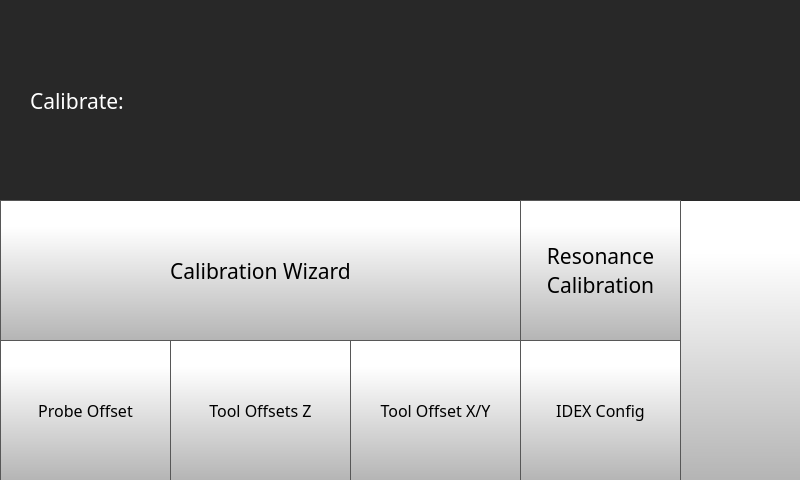
FracktalWorks/ControlCenter, file octoprint_ControlCenter/ui/calibrate_screen/calibrate_screen.ui: the form before one commit.
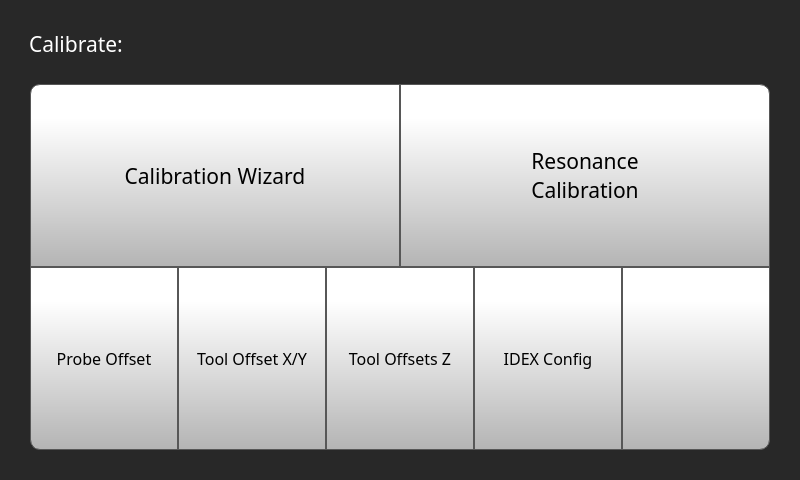
The form after the commit. Icons and pictures are not drawn.

Commit message:
Adapt calibration workflow for single/dual nozzle
Calibration logic now detects single nozzle printers and skips dual nozzle-specific steps, such as nozzle height calibration, tool offset, and unnecessary heater management. The UI layout for calibration was refactored for better organization and button grouping. Documentation updated to describe workflow adaptations for single nozzle mode.

Diff of the .ui file:
```diff
--- a/octoprint_ControlCenter/ui/calibrate_screen/calibrate_screen.ui
+++ b/octoprint_ControlCenter/ui/calibrate_screen/calibrate_screen.ui
@@ -33,45 +33,481 @@
 background-color: rgb(40, 40, 40);
 </string>
   </property>
-  <widget class="QStackedWidget" name="mainCalibrateStackedWidget">
-   <property name="geometry">
-    <rect>
-     <x>0</x>
-     <y>0</y>
-     <width>800</width>
-     <height>480</height>
-    </rect>
-   </property>
-   <property name="currentIndex">
-    <number>0</number>
-   </property>
-   <widget class="QWidget" name="mainCalibratePage">
-    <widget class="QPushButton" name="calibrateBackButton">
-     <property name="geometry">
-      <rect>
-       <x>680</x>
-       <y>200</y>
-       <width>122</width>
-       <height>281</height>
-      </rect>
+  <layout class="QVBoxLayout" name="verticalLayout">
+   <item>
+    <widget class="QStackedWidget" name="mainCalibrateStackedWidget">
+     <property name="currentIndex">
+      <number>0</number>
      </property>
-     <property name="minimumSize">
-      <size>
-       <width>0</width>
-       <height>0</height>
-      </size>
-     </property>
-     <property name="font">
-      <font>
-       <family>Gotham Light</family>
-       <pointsize>16</pointsize>
-      </font>
-     </property>
-     <property name="styleSheet">
-      <string notr="true">QPushButton {
+     <widget class="QWidget" name="mainCalibratePage">
+      <layout class="QVBoxLayout" name="verticalLayout_2">
+       <item>
+        <widget class="QFrame" name="frame_2">
+         <property name="styleSheet">
+          <string notr="true">QFrame {
+    border: none;
+    border-radius: 10px;
+    background: qlineargradient(
+        x1:0, y1:0, x2:1, y2:1,
+        stop:0 #1a1a1a,
+        stop:1 #101010
+    );
+
+}
+</string>
+         </property>
+         <property name="frameShape">
+          <enum>QFrame::StyledPanel</enum>
+         </property>
+         <property name="frameShadow">
+          <enum>QFrame::Raised</enum>
+         </property>
+         <layout class="QHBoxLayout" name="horizontalLayout_3">
+          <item>
+           <widget class="QLabel" name="calibrateLabel">
+            <property name="font">
+             <font>
+              <family>Gotham</family>
+              <pointsize>16</pointsize>
+              <weight>50</weight>
+              <bold>false</bold>
+             </font>
+            </property>
+            <property name="styleSheet">
+             <string notr="true">color: rgb(255, 255, 255);</string>
+            </property>
+            <property name="text">
+             <string>Calibrate:</string>
+            </property>
+           </widget>
+          </item>
+         </layout>
+        </widget>
+       </item>
+       <item>
+        <widget class="QFrame" name="frame">
+         <property name="styleSheet">
+          <string notr="true">QFrame {
+    border: none;
+    border-radius: 10px;
+    background: qlineargradient(
+        x1:0, y1:0, x2:1, y2:1,
+        stop:0 #1a1a1a,
+        stop:1 #101010
+    );
+
+}
+</string>
+         </property>
+         <property name="frameShape">
+          <enum>QFrame::StyledPanel</enum>
+         </property>
+         <property name="frameShadow">
+          <enum>QFrame::Raised</enum>
+         </property>
+         <layout class="QVBoxLayout" name="verticalLayout_3">
+          <property name="spacing">
+           <number>0</number>
+          </property>
+          <property name="leftMargin">
+           <number>10</number>
+          </property>
+          <property name="topMargin">
+           <number>10</number>
+          </property>
+          <property name="rightMargin">
+           <number>10</number>
+          </property>
+          <property name="bottomMargin">
+           <number>10</number>
+          </property>
+          <item>
+           <layout class="QHBoxLayout" name="horizontalLayout">
+            <property name="spacing">
+             <number>0</number>
+            </property>
+            <item>
+             <widget class="QToolButton" name="calibrationWizardButton">
+              <property name="sizePolicy">
+               <sizepolicy hsizetype="Expanding" vsizetype="Expanding">
+                <horstretch>0</horstretch>
+                <verstretch>0</verstretch>
+               </sizepolicy>
+              </property>
+              <property name="font">
+               <font>
+                <family>Gotham</family>
+                <pointsize>16</pointsize>
+               </font>
+              </property>
+              <property name="styleSheet">
+               <string notr="true">QToolButton {
      border: 1px solid rgb(87, 87, 87);
 	background-color: qlineargradient(spread:pad, x1:0, y1:1, x2:0, y2:0.188, stop:0 rgba(180, 180, 180, 255), stop:1 rgba(255, 255, 255, 255));
+border-top-left-radius: 10px;
 
+}
+
+QToolButton:pressed {
+    background-color: qlineargradient(x1: 0, y1: 0, x2: 0, y2: 1,
+                                      stop: 0 #dadbde, stop: 1 #f6f7fa);
+}
+
+QToolButton:flat {
+    border: none; /* no border for a flat push button */
+}
+
+QToolButton:default {
+    border-color: navy; /* make the default button prominent */
+}
+
+QToolButton:focus {
+	outline: none;
+}</string>
+              </property>
+              <property name="text">
+               <string>Calibration Wizard</string>
+              </property>
+              <property name="icon">
+               <iconset resource="../resources/resource.qrc">
+                <normaloff>:/Icons/img/icons/magic-wand.png</normaloff>:/Icons/img/icons/magic-wand.png</iconset>
+              </property>
+              <property name="iconSize">
+               <size>
+                <width>70</width>
+                <height>70</height>
+               </size>
+              </property>
+              <property name="toolButtonStyle">
+               <enum>Qt::ToolButtonTextUnderIcon</enum>
+              </property>
+             </widget>
+            </item>
+            <item>
+             <widget class="QToolButton" name="inputShaperCalibrateButton">
+              <property name="sizePolicy">
+               <sizepolicy hsizetype="Expanding" vsizetype="Expanding">
+                <horstretch>0</horstretch>
+                <verstretch>0</verstretch>
+               </sizepolicy>
+              </property>
+              <property name="font">
+               <font>
+                <family>Gotham</family>
+                <pointsize>16</pointsize>
+               </font>
+              </property>
+              <property name="styleSheet">
+               <string notr="true">QToolButton {
+     border: 1px solid rgb(87, 87, 87);
+	background-color: qlineargradient(spread:pad, x1:0, y1:1, x2:0, y2:0.188, stop:0 rgba(180, 180, 180, 255), stop:1 rgba(255, 255, 255, 255));
+border-top-right-radius: 10px;
+
+}
+
+QToolButton:pressed {
+    background-color: qlineargradient(x1: 0, y1: 0, x2: 0, y2: 1,
+                                      stop: 0 #dadbde, stop: 1 #f6f7fa);
+}
+
+QToolButton:flat {
+    border: none; /* no border for a flat push button */
+}
+
+QToolButton:default {
+    border-color: navy; /* make the default button prominent */
+}
+
+QToolButton:focus {
+	outline: none;
+}</string>
+              </property>
+              <property name="text">
+               <string>Resonance 
+Calibration</string>
+              </property>
+              <property name="icon">
+               <iconset resource="../resources/resource.qrc">
+                <normaloff>:/Icons/img/icons/Input Shaper.png</normaloff>:/Icons/img/icons/Input Shaper.png</iconset>
+              </property>
+              <property name="iconSize">
+               <size>
+                <width>70</width>
+                <height>70</height>
+               </size>
+              </property>
+              <property name="toolButtonStyle">
+               <enum>Qt::ToolButtonTextUnderIcon</enum>
+              </property>
+             </widget>
+            </item>
+           </layout>
+          </item>
+          <item>
+           <layout class="QHBoxLayout" name="horizontalLayout_2">
+            <property name="spacing">
+             <number>0</number>
+            </property>
+            <item>
+             <widget class="QToolButton" name="nozzleOffsetButton">
+              <property name="sizePolicy">
+               <sizepolicy hsizetype="Expanding" vsizetype="Expanding">
+                <horstretch>0</horstretch>
+                <verstretch>0</verstretch>
+               </sizepolicy>
+              </property>
+              <property name="font">
+               <font>
+                <family>Gotham</family>
+                <pointsize>12</pointsize>
+               </font>
+              </property>
+              <property name="styleSheet">
+               <string notr="true">QToolButton {
+
+     border: 1px solid rgb(87, 87, 87);
+	background-color: qlineargradient(spread:pad, x1:0, y1:1, x2:0, y2:0.188, stop:0 rgba(180, 180, 180, 255), stop:1 rgba(255, 255, 255, 255));
+
+border-bottom-left-radius: 10px;
+
+}
+
+QToolButton:pressed {
+    background-color: qlineargradient(x1: 0, y1: 0, x2: 0, y2: 1,
+                                      stop: 0 #dadbde, stop: 1 #f6f7fa);
+}
+
+QToolButton:flat {
+    border: none; /* no border for a flat push button */
+}
+
+QToolButton:default {
+    border-color: navy; /* make the default button prominent */
+}
+
+QToolButton:focus {
+	outline: none;
+}</string>
+              </property>
+              <property name="text">
+               <string>Probe Offset</string>
+              </property>
+              <property name="icon">
+               <iconset resource="../resources/resource.qrc">
+                <normaloff>:/Icons/img/icons/Nozzle Offset Icon.png</normaloff>:/Icons/img/icons/Nozzle Offset Icon.png</iconset>
+              </property>
+              <property name="iconSize">
+               <size>
+                <width>70</width>
+                <height>70</height>
+               </size>
+              </property>
+              <property name="toolButtonStyle">
+               <enum>Qt::ToolButtonTextUnderIcon</enum>
+              </property>
+             </widget>
+            </item>
+            <item>
+             <widget class="QToolButton" name="toolOffsetXYButton">
+              <property name="sizePolicy">
+               <sizepolicy hsizetype="Expanding" vsizetype="Expanding">
+                <horstretch>0</horstretch>
+                <verstretch>0</verstretch>
+               </sizepolicy>
+              </property>
+              <property name="font">
+               <font>
+                <family>Gotham</family>
+                <pointsize>12</pointsize>
+               </font>
+              </property>
+              <property name="styleSheet">
+               <string notr="true">QToolButton {
+
+     border: 1px solid rgb(87, 87, 87);
+	background-color: qlineargradient(spread:pad, x1:0, y1:1, x2:0, y2:0.188, stop:0 rgba(180, 180, 180, 255), stop:1 rgba(255, 255, 255, 255));
+
+
+}
+
+QToolButton:pressed {
+    background-color: qlineargradient(x1: 0, y1: 0, x2: 0, y2: 1,
+                                      stop: 0 #dadbde, stop: 1 #f6f7fa);
+}
+
+QToolButton:flat {
+    border: none; /* no border for a flat push button */
+}
+
+QToolButton:default {
+    border-color: navy; /* make the default button prominent */
+}
+
+QToolButton:focus {
+	outline: none;
+}</string>
+              </property>
+              <property name="text">
+               <string>Tool Offset X/Y</string>
+              </property>
+              <property name="icon">
+               <iconset resource="../resources/resource.qrc">
+                <normaloff>:/Icons/img/icons/Tool Offset Icon.png</normaloff>:/Icons/img/icons/Tool Offset Icon.png</iconset>
+              </property>
+              <property name="iconSize">
+               <size>
+                <width>70</width>
+                <height>70</height>
+               </size>
+              </property>
+              <property name="toolButtonStyle">
+               <enum>Qt::ToolButtonTextUnderIcon</enum>
+              </property>
+             </widget>
+            </item>
+            <item>
+             <widget class="QToolButton" name="toolOffsetZButton">
+              <property name="sizePolicy">
+               <sizepolicy hsizetype="Expanding" vsizetype="Expanding">
+                <horstretch>0</horstretch>
+                <verstretch>0</verstretch>
+               </sizepolicy>
+              </property>
+              <property name="font">
+               <font>
+                <family>Gotham</family>
+                <pointsize>12</pointsize>
+               </font>
+              </property>
+              <property name="styleSheet">
+               <string notr="true">QToolButton {
+
+     border: 1px solid rgb(87, 87, 87);
+	background-color: qlineargradient(spread:pad, x1:0, y1:1, x2:0, y2:0.188, stop:0 rgba(180, 180, 180, 255), stop:1 rgba(255, 255, 255, 255));
+
+
+
+}
+
+QToolButton:pressed {
+    background-color: qlineargradient(x1: 0, y1: 0, x2: 0, y2: 1,
+                                      stop: 0 #dadbde, stop: 1 #f6f7fa);
+}
+
+QToolButton:flat {
+    border: none; /* no border for a flat push button */
+}
+
+QToolButton:default {
+    border-color: navy; /* make the default button prominent */
+}
+
+QToolButton:focus {
+	outline: none;
+}</string>
+              </property>
+              <property name="text">
+               <string>Tool Offsets Z</string>
+              </property>
+              <property name="icon">
+               <iconset resource="../resources/resource.qrc">
+                <normaloff>:/Icons/img/icons/Tool Z Offset Icon.png</normaloff>:/Icons/img/icons/Tool Z Offset Icon.png</iconset>
+              </property>
+              <property name="iconSize">
+               <size>
+                <width>70</width>
+                <height>70</height>
+               </size>
+              </property>
+              <property name="toolButtonStyle">
+               <enum>Qt::ToolButtonTextUnderIcon</enum>
+              </property>
+             </widget>
+            </item>
+            <item>
+             <widget class="QToolButton" name="idexCalibrationWizardButton">
+              <property name="sizePolicy">
+               <sizepolicy hsizetype="Expanding" vsizetype="Expanding">
+                <horstretch>0</horstretch>
+                <verstretch>0</verstretch>
+               </sizepolicy>
+              </property>
+              <property name="font">
+               <font>
+                <family>Gotham</family>
+                <pointsize>12</pointsize>
+               </font>
+              </property>
+              <property name="styleSheet">
+               <string notr="true">QToolButton {
+
+     border: 1px solid rgb(87, 87, 87);
+	background-color: qlineargradient(spread:pad, x1:0, y1:1, x2:0, y2:0.188, stop:0 rgba(180, 180, 180, 255), stop:1 rgba(255, 255, 255, 255));
+
+
+
+}
+
+QToolButton:pressed {
+    background-color: qlineargradient(x1: 0, y1: 0, x2: 0, y2: 1,
+                                      stop: 0 #dadbde, stop: 1 #f6f7fa);
+}
+
+QToolButton:flat {
+    border: none; /* no border for a flat push button */
+}
+
+QToolButton:default {
+    border-color: navy; /* make the default button prominent */
+}
+
+QToolButton:focus {
+	outline: none;
+}</string>
+              </property>
+              <property name="text">
+               <string>IDEX Config</string>
+              </property>
+              <property name="icon">
+               <iconset resource="../resources/resource.qrc">
+                <normaloff>:/Icons/img/icons/IDEX.png</normaloff>:/Icons/img/icons/IDEX.png</iconset>
+              </property>
+              <property name="iconSize">
+               <size>
+                <width>70</width>
+                <height>70</height>
+               </size>
+              </property>
+              <property name="toolButtonStyle">
+               <enum>Qt::ToolButtonTextUnderIcon</enum>
+              </property>
+             </widget>
+            </item>
+            <item>
+             <widget class="QPushButton" name="calibrateBackButton">
+              <property name="sizePolicy">
+               <sizepolicy hsizetype="Expanding" vsizetype="Expanding">
+                <horstretch>0</horstretch>
+                <verstretch>0</verstretch>
+               </sizepolicy>
+              </property>
+              <property name="minimumSize">
+               <size>
+                <width>0</width>
+                <height>0</height>
+               </size>
+              </property>
+              <property name="font">
+               <font>
+                <family>Gotham Light</family>
+                <pointsize>16</pointsize>
+               </font>
+              </property>
+              <property name="styleSheet">
+               <string notr="true">QPushButton {
+     border: 1px solid rgb(87, 87, 87);
+	background-color: qlineargradient(spread:pad, x1:0, y1:1, x2:0, y2:0.188, stop:0 rgba(180, 180, 180, 255), stop:1 rgba(255, 255, 255, 255));
+border-bottom-right-radius: 10px;
 
 }
 
@@ -87,409 +523,44 @@
 QPushButton:default {
     border-color: navy; /* make the default button prominent */
 }</string>
-     </property>
-     <property name="text">
-      <string/>
-     </property>
-     <property name="icon">
-      <iconset resource="../resources/resource.qrc">
-       <normaloff>:/Navigation/img/Navigation/arrows-4.png</normaloff>:/Navigation/img/Navigation/arrows-4.png</iconset>
-     </property>
-     <property name="iconSize">
-      <size>
-       <width>70</width>
-       <height>70</height>
-      </size>
-     </property>
-     <property name="checkable">
-      <bool>false</bool>
-     </property>
-     <property name="autoDefault">
-      <bool>false</bool>
-     </property>
-     <property name="default">
-      <bool>false</bool>
-     </property>
-     <property name="flat">
-      <bool>false</bool>
-     </property>
+              </property>
+              <property name="text">
+               <string/>
+              </property>
+              <property name="icon">
+               <iconset resource="../resources/resource.qrc">
+                <normaloff>:/Navigation/img/Navigation/arrows-4.png</normaloff>:/Navigation/img/Navigation/arrows-4.png</iconset>
+              </property>
+              <property name="iconSize">
+               <size>
+                <width>70</width>
+                <height>70</height>
+               </size>
+              </property>
+              <property name="checkable">
+               <bool>false</bool>
+              </property>
+              <property name="autoDefault">
+               <bool>false</bool>
+              </property>
+              <property name="default">
+               <bool>false</bool>
+              </property>
+              <property name="flat">
+               <bool>false</bool>
+              </property>
+             </widget>
+            </item>
+           </layout>
+          </item>
+         </layout>
+        </widget>
+       </item>
+      </layout>
+     </widget>
     </widget>
-    <widget class="QToolButton" name="calibrationWizardButton">
-     <property name="geometry">
-      <rect>
-       <x>0</x>
-       <y>200</y>
-       <width>521</width>
-       <height>141</height>
-      </rect>
-     </property>
-     <property name="font">
-      <font>
-       <family>Gotham</family>
-       <pointsize>16</pointsize>
-      </font>
-     </property>
-     <property name="styleSheet">
-      <string notr="true">QToolButton {
-     border: 1px solid rgb(87, 87, 87);
-	background-color: qlineargradient(spread:pad, x1:0, y1:1, x2:0, y2:0.188, stop:0 rgba(180, 180, 180, 255), stop:1 rgba(255, 255, 255, 255));
-
-
-}
-
-QToolButton:pressed {
-    background-color: qlineargradient(x1: 0, y1: 0, x2: 0, y2: 1,
-                                      stop: 0 #dadbde, stop: 1 #f6f7fa);
-}
-
-QToolButton:flat {
-    border: none; /* no border for a flat push button */
-}
-
-QToolButton:default {
-    border-color: navy; /* make the default button prominent */
-}
-
-QToolButton:focus {
-	outline: none;
-}</string>
-     </property>
-     <property name="text">
-      <string>Calibration Wizard</string>
-     </property>
-     <property name="icon">
-      <iconset resource="../resources/resource.qrc">
-       <normaloff>:/Icons/img/icons/magic-wand.png</normaloff>:/Icons/img/icons/magic-wand.png</iconset>
-     </property>
-     <property name="iconSize">
-      <size>
-       <width>70</width>
-       <height>70</height>
-      </size>
-     </property>
-     <property name="toolButtonStyle">
-      <enum>Qt::ToolButtonTextUnderIcon</enum>
-     </property>
-    </widget>
-    <widget class="QToolButton" name="toolOffsetZButton">
-     <property name="geometry">
-      <rect>
-       <x>170</x>
-       <y>340</y>
-       <width>181</width>
-       <height>141</height>
-      </rect>
-     </property>
-     <property name="font">
-      <font>
-       <family>Gotham</family>
-       <pointsize>12</pointsize>
-      </font>
-     </property>
-     <property name="styleSheet">
-      <string notr="true">QToolButton {
-
-     border: 1px solid rgb(87, 87, 87);
-	background-color: qlineargradient(spread:pad, x1:0, y1:1, x2:0, y2:0.188, stop:0 rgba(180, 180, 180, 255), stop:1 rgba(255, 255, 255, 255));
-
-
-
-}
-
-QToolButton:pressed {
-    background-color: qlineargradient(x1: 0, y1: 0, x2: 0, y2: 1,
-                                      stop: 0 #dadbde, stop: 1 #f6f7fa);
-}
-
-QToolButton:flat {
-    border: none; /* no border for a flat push button */
-}
-
-QToolButton:default {
-    border-color: navy; /* make the default button prominent */
-}
-
-QToolButton:focus {
-	outline: none;
-}</string>
-     </property>
-     <property name="text">
-      <string>Tool Offsets Z</string>
-     </property>
-     <property name="icon">
-      <iconset resource="../resources/resource.qrc">
-       <normaloff>:/Icons/img/icons/Tool Z Offset Icon.png</normaloff>:/Icons/img/icons/Tool Z Offset Icon.png</iconset>
-     </property>
-     <property name="iconSize">
-      <size>
-       <width>70</width>
-       <height>70</height>
-      </size>
-     </property>
-     <property name="toolButtonStyle">
-      <enum>Qt::ToolButtonTextUnderIcon</enum>
-     </property>
-    </widget>
-    <widget class="QLabel" name="calibrateLabel">
-     <property name="geometry">
-      <rect>
-       <x>30</x>
-       <y>0</y>
-       <width>771</width>
-       <height>201</height>
-      </rect>
-     </property>
-     <property name="font">
-      <font>
-       <family>Gotham</family>
-       <pointsize>16</pointsize>
-       <weight>50</weight>
-       <bold>false</bold>
-      </font>
-     </property>
-     <property name="styleSheet">
-      <string notr="true">color: rgb(255, 255, 255);</string>
-     </property>
-     <property name="text">
-      <string>Calibrate:</string>
-     </property>
-    </widget>
-    <widget class="QToolButton" name="toolOffsetXYButton">
-     <property name="geometry">
-      <rect>
-       <x>350</x>
-       <y>340</y>
-       <width>171</width>
-       <height>141</height>
-      </rect>
-     </property>
-     <property name="font">
-      <font>
-       <family>Gotham</family>
-       <pointsize>12</pointsize>
-      </font>
-     </property>
-     <property name="styleSheet">
-      <string notr="true">QToolButton {
-
-     border: 1px solid rgb(87, 87, 87);
-	background-color: qlineargradient(spread:pad, x1:0, y1:1, x2:0, y2:0.188, stop:0 rgba(180, 180, 180, 255), stop:1 rgba(255, 255, 255, 255));
-
-
-}
-
-QToolButton:pressed {
-    background-color: qlineargradient(x1: 0, y1: 0, x2: 0, y2: 1,
-                                      stop: 0 #dadbde, stop: 1 #f6f7fa);
-}
-
-QToolButton:flat {
-    border: none; /* no border for a flat push button */
-}
-
-QToolButton:default {
-    border-color: navy; /* make the default button prominent */
-}
-
-QToolButton:focus {
-	outline: none;
-}</string>
-     </property>
-     <property name="text">
-      <string>Tool Offset X/Y</string>
-     </property>
-     <property name="icon">
-      <iconset resource="../resources/resource.qrc">
-       <normaloff>:/Icons/img/icons/Tool Offset Icon.png</normaloff>:/Icons/img/icons/Tool Offset Icon.png</iconset>
-     </property>
-     <property name="iconSize">
-      <size>
-       <width>70</width>
-       <height>70</height>
-      </size>
-     </property>
-     <property name="toolButtonStyle">
-      <enum>Qt::ToolButtonTextUnderIcon</enum>
-     </property>
-    </widget>
-    <widget class="QToolButton" name="inputShaperCalibrateButton">
-     <property name="geometry">
-      <rect>
-       <x>520</x>
-       <y>200</y>
-       <width>161</width>
-       <height>141</height>
-      </rect>
-     </property>
-     <property name="font">
-      <font>
-       <family>Gotham</family>
-       <pointsize>16</pointsize>
-      </font>
-     </property>
-     <property name="styleSheet">
-      <string notr="true">QToolButton {
-     border: 1px solid rgb(87, 87, 87);
-	background-color: qlineargradient(spread:pad, x1:0, y1:1, x2:0, y2:0.188, stop:0 rgba(180, 180, 180, 255), stop:1 rgba(255, 255, 255, 255));
-
-
-}
-
-QToolButton:pressed {
-    background-color: qlineargradient(x1: 0, y1: 0, x2: 0, y2: 1,
-                                      stop: 0 #dadbde, stop: 1 #f6f7fa);
-}
-
-QToolButton:flat {
-    border: none; /* no border for a flat push button */
-}
-
-QToolButton:default {
-    border-color: navy; /* make the default button prominent */
-}
-
-QToolButton:focus {
-	outline: none;
-}</string>
-     </property>
-     <property name="text">
-      <string>Resonance 
-Calibration</string>
-     </property>
-     <property name="icon">
-      <iconset resource="../resources/resource.qrc">
-       <normaloff>:/Icons/img/icons/Input Shaper.png</normaloff>:/Icons/img/icons/Input Shaper.png</iconset>
-     </property>
-     <property name="iconSize">
-      <size>
-       <width>70</width>
-       <height>70</height>
-      </size>
-     </property>
-     <property name="toolButtonStyle">
-      <enum>Qt::ToolButtonTextUnderIcon</enum>
-     </property>
-    </widget>
-    <widget class="QToolButton" name="idexCalibrationWizardButton">
-     <property name="geometry">
-      <rect>
-       <x>520</x>
-       <y>340</y>
-       <width>161</width>
-       <height>141</height>
-      </rect>
-     </property>
-     <property name="font">
-      <font>
-       <family>Gotham</family>
-       <pointsize>12</pointsize>
-      </font>
-     </property>
-     <property name="styleSheet">
-      <string notr="true">QToolButton {
-
-     border: 1px solid rgb(87, 87, 87);
-	background-color: qlineargradient(spread:pad, x1:0, y1:1, x2:0, y2:0.188, stop:0 rgba(180, 180, 180, 255), stop:1 rgba(255, 255, 255, 255));
-
-
-
-}
-
-QToolButton:pressed {
-    background-color: qlineargradient(x1: 0, y1: 0, x2: 0, y2: 1,
-                                      stop: 0 #dadbde, stop: 1 #f6f7fa);
-}
-
-QToolButton:flat {
-    border: none; /* no border for a flat push button */
-}
-
-QToolButton:default {
-    border-color: navy; /* make the default button prominent */
-}
-
-QToolButton:focus {
-	outline: none;
-}</string>
-     </property>
-     <property name="text">
-      <string>IDEX Config</string>
-     </property>
-     <property name="icon">
-      <iconset resource="../resources/resource.qrc">
-       <normaloff>:/Icons/img/icons/IDEX.png</normaloff>:/Icons/img/icons/IDEX.png</iconset>
-     </property>
-     <property name="iconSize">
-      <size>
-       <width>70</width>
-       <height>70</height>
-      </size>
-     </property>
-     <property name="toolButtonStyle">
-      <enum>Qt::ToolButtonTextUnderIcon</enum>
-     </property>
-    </widget>
-    <widget class="QToolButton" name="nozzleOffsetButton">
-     <property name="geometry">
-      <rect>
-       <x>0</x>
-       <y>340</y>
-       <width>171</width>
-       <height>141</height>
-      </rect>
-     </property>
-     <property name="font">
-      <font>
-       <family>Gotham</family>
-       <pointsize>12</pointsize>
-      </font>
-     </property>
-     <property name="styleSheet">
-      <string notr="true">QToolButton {
-
-     border: 1px solid rgb(87, 87, 87);
-	background-color: qlineargradient(spread:pad, x1:0, y1:1, x2:0, y2:0.188, stop:0 rgba(180, 180, 180, 255), stop:1 rgba(255, 255, 255, 255));
-
-
-
-}
-
-QToolButton:pressed {
-    background-color: qlineargradient(x1: 0, y1: 0, x2: 0, y2: 1,
-                                      stop: 0 #dadbde, stop: 1 #f6f7fa);
-}
-
-QToolButton:flat {
-    border: none; /* no border for a flat push button */
-}
-
-QToolButton:default {
-    border-color: navy; /* make the default button prominent */
-}
-
-QToolButton:focus {
-	outline: none;
-}</string>
-     </property>
-     <property name="text">
-      <string>Probe Offset</string>
-     </property>
-     <property name="icon">
-      <iconset resource="../resources/resource.qrc">
-       <normaloff>:/Icons/img/icons/Nozzle Offset Icon.png</normaloff>:/Icons/img/icons/Nozzle Offset Icon.png</iconset>
-     </property>
-     <property name="iconSize">
-      <size>
-       <width>70</width>
-       <height>70</height>
-      </size>
-     </property>
-     <property name="toolButtonStyle">
-      <enum>Qt::ToolButtonTextUnderIcon</enum>
-     </property>
-    </widget>
-   </widget>
-  </widget>
+   </item>
+  </layout>
  </widget>
  <resources>
   <include location="../resources/resource.qrc"/>
```
The commit also changes 2 other files.
